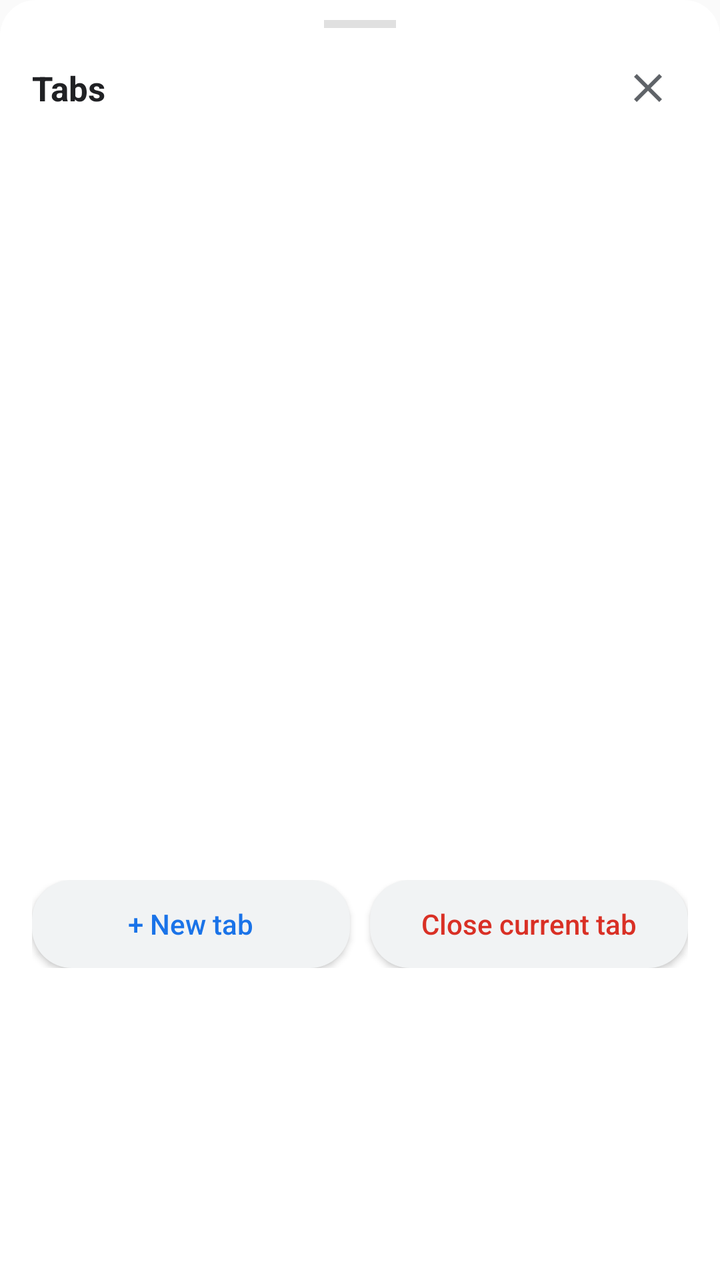
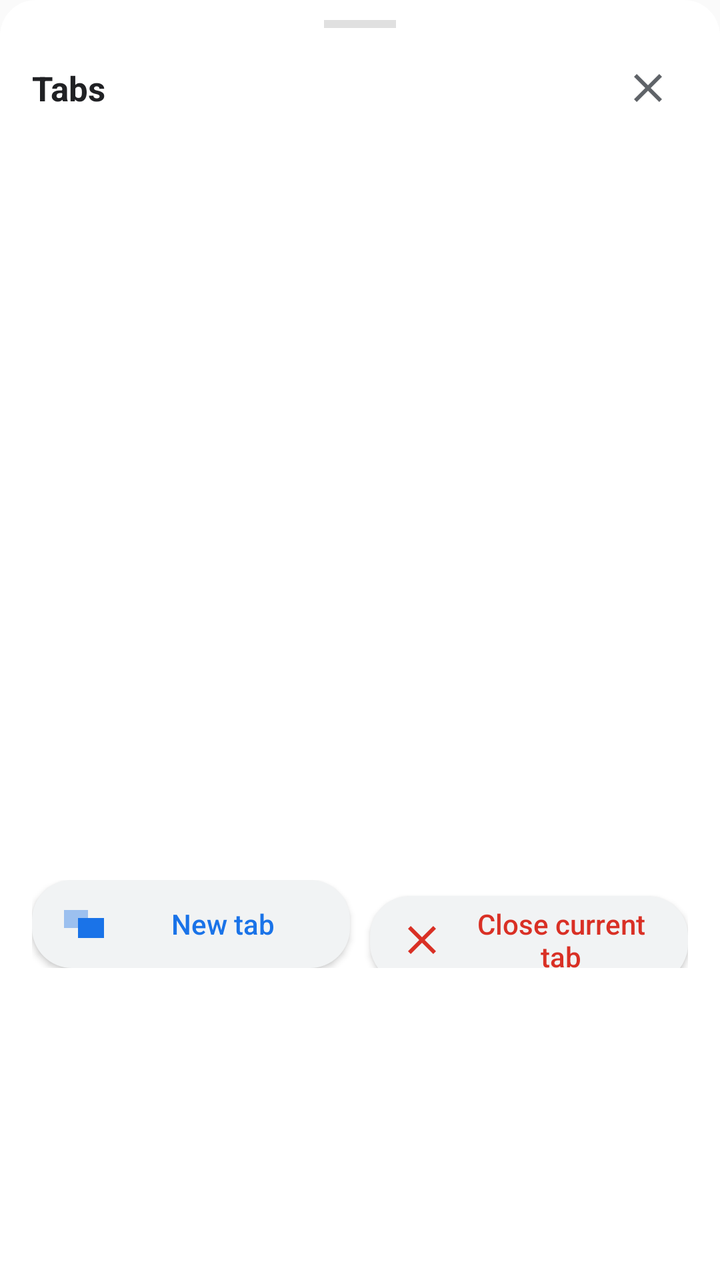

Screens rendered from an Android XML layout before and after an edit, with the pre-edit source and the edit as a unified diff.
<!-- AndroidManifest.xml: application theme AppTheme -->
<!-- res/layout/dialog_tabs.xml -->
<?xml version="1.0" encoding="utf-8"?>
<LinearLayout xmlns:android="http://schemas.android.com/apk/res/android"
    android:layout_width="match_parent"
    android:layout_height="wrap_content"
    android:background="@drawable/bg_sheet"
    android:orientation="vertical"
    android:paddingStart="16dp"
    android:paddingTop="10dp"
    android:paddingEnd="16dp"
    android:paddingBottom="14dp">

    
    <View
        android:layout_width="36dp"
        android:layout_height="4dp"
        android:layout_gravity="center_horizontal"
        android:layout_marginBottom="10dp"
        android:background="#E0E0E0" />

    
    <LinearLayout
        android:layout_width="match_parent"
        android:layout_height="wrap_content"
        android:gravity="center_vertical"
        android:orientation="horizontal">

        <TextView
            android:id="@+id/txtTabCount"
            android:layout_width="0dp"
            android:layout_height="wrap_content"
            android:layout_weight="1"
            android:text="@string/dlg_tabs_count"
            android:textColor="#202124"
            android:textSize="17sp"
            android:textStyle="bold" />

        <ImageButton
            android:id="@+id/btnTabsClose"
            android:layout_width="40dp"
            android:layout_height="40dp"
            android:background="@drawable/bg_btn_ripple"
            android:contentDescription="닫기"
            android:padding="10dp"
            android:src="@drawable/ic_close"
            android:tint="#5F6368" />
    </LinearLayout>

    
    <androidx.recyclerview.widget.RecyclerView
        android:id="@+id/listTabs"
        android:layout_width="match_parent"
        android:layout_height="360dp"
        android:layout_marginTop="6dp"
        android:overScrollMode="never" />

    
    <LinearLayout
        android:layout_width="match_parent"
        android:layout_height="wrap_content"
        android:layout_marginTop="10dp"
        android:orientation="horizontal">

        <Button
            android:id="@+id/btnNewTab"
            android:layout_width="0dp"
            android:layout_height="44dp"
            android:layout_weight="1"
            android:background="@drawable/bg_btn_soft"
            android:text="@string/dlg_new_tab"
            android:textAllCaps="false"
            android:textColor="#1A73E8"
            android:textSize="14sp" />

        <Button
            android:id="@+id/btnCloseCurrent"
            android:layout_width="0dp"
            android:layout_height="44dp"
            android:layout_marginStart="10dp"
            android:layout_weight="1"
            android:background="@drawable/bg_btn_soft"
            android:text="@string/dlg_tabs_close"
            android:textAllCaps="false"
            android:textColor="#D93025"
            android:textSize="14sp" />
    </LinearLayout>
</LinearLayout>
<!-- resources referenced by this layout -->
<resources>
  <!-- drawable bg_btn_ripple (drawable) -->
  <?xml version="1.0" encoding="utf-8"?>
  <ripple xmlns:android="http://schemas.android.com/apk/res/android"
      android:color="#1A000000">
      <item>
          <shape android:shape="rectangle">
              <solid android:color="@android:color/transparent" />
              <corners android:radius="24dp" />
          </shape>
      </item>
  </ripple>
  <!-- drawable bg_btn_soft (drawable) -->
  <?xml version="1.0" encoding="utf-8"?>
  <shape xmlns:android="http://schemas.android.com/apk/res/android"
      android:shape="rectangle">
      <solid android:color="#F1F3F4" />
      <corners android:radius="20dp" />
  </shape>
  <!-- drawable bg_sheet (drawable) -->
  <?xml version="1.0" encoding="utf-8"?>
  <shape xmlns:android="http://schemas.android.com/apk/res/android"
      android:shape="rectangle">
      <solid android:color="#FFFFFF" />
      <corners
          android:topLeftRadius="18dp"
          android:topRightRadius="18dp" />
  </shape>
  <!-- drawable ic_close (drawable) -->
  <vector xmlns:android="http://schemas.android.com/apk/res/android"
      android:width="24dp"
      android:height="24dp"
      android:viewportWidth="24"
      android:viewportHeight="24">
      <path
          android:fillColor="#FFFFFF"
          android:pathData="M19,6.41L17.59,5 12,10.59 6.41,5 5,6.41 10.59,12 5,17.59 6.41,19 12,13.41 17.59,19 19,17.59 13.41,12z" />
  </vector>
  <string name="dlg_new_tab">+ New tab</string>
  <string name="dlg_tabs_close">Close current tab</string>
  <string name="dlg_tabs_count">Tabs</string>
  <style name="AppTheme" parent="android:Theme.Material.Light.NoActionBar">
          <item name="android:forceDarkAllowed">true</item>
          <item name="android:colorPrimary">#1A73E8</item>
          <item name="android:colorPrimaryDark">#1450A0</item>
          <item name="android:colorAccent">#1A73E8</item>
          <item name="android:navigationBarColor">#FFFFFF</item>
      </style>
</resources>

<!-- the commit's change to res/layout/dialog_tabs.xml (unified diff, before → after) -->
@@ -66,6 +66,14 @@
             android:layout_height="44dp"
             android:layout_weight="1"
             android:background="@drawable/bg_btn_soft"
+            android:drawableStart="@drawable/ic_tabs"
+            android:drawablePadding="8dp"
+            android:drawableTint="#1A73E8"
+            android:gravity="center"
+            android:minWidth="0dp"
+            android:minHeight="0dp"
+            android:paddingStart="14dp"
+            android:paddingEnd="14dp"
             android:text="@string/dlg_new_tab"
             android:textAllCaps="false"
             android:textColor="#1A73E8"
@@ -78,6 +86,14 @@
             android:layout_marginStart="10dp"
             android:layout_weight="1"
             android:background="@drawable/bg_btn_soft"
+            android:drawableStart="@drawable/ic_close"
+            android:drawablePadding="8dp"
+            android:drawableTint="#D93025"
+            android:gravity="center"
+            android:minWidth="0dp"
+            android:minHeight="0dp"
+            android:paddingStart="14dp"
+            android:paddingEnd="14dp"
             android:text="@string/dlg_tabs_close"
             android:textAllCaps="false"
             android:textColor="#D93025"
<!-- resource entries referenced after the edit -->
@@ -37,7 +37,23 @@
           android:fillColor="#FFFFFF"
           android:pathData="M19,6.41L17.59,5 12,10.59 6.41,5 5,6.41 10.59,12 5,17.59 6.41,19 12,13.41 17.59,19 19,17.59 13.41,12z" />
   </vector>
-  <string name="dlg_new_tab">+ New tab</string>
+  <!-- drawable ic_tabs (drawable) -->
+  <vector xmlns:android="http://schemas.android.com/apk/res/android"
+      android:width="24dp"
+      android:height="24dp"
+      android:viewportWidth="24"
+      android:viewportHeight="24">
+      
+      <path
+          android:fillColor="#FFFFFF"
+          android:fillAlpha="0.4"
+          android:pathData="M2,5 L14,5 L14,14 L2,14 Z" />
+      
+      <path
+          android:fillColor="#FFFFFF"
+          android:pathData="M9,9 L22,9 L22,19 L9,19 Z" />
+  </vector>
+  <string name="dlg_new_tab">New tab</string>
   <string name="dlg_tabs_close">Close current tab</string>
   <string name="dlg_tabs_count">Tabs</string>
   <style name="AppTheme" parent="android:Theme.Material.Light.NoActionBar">
